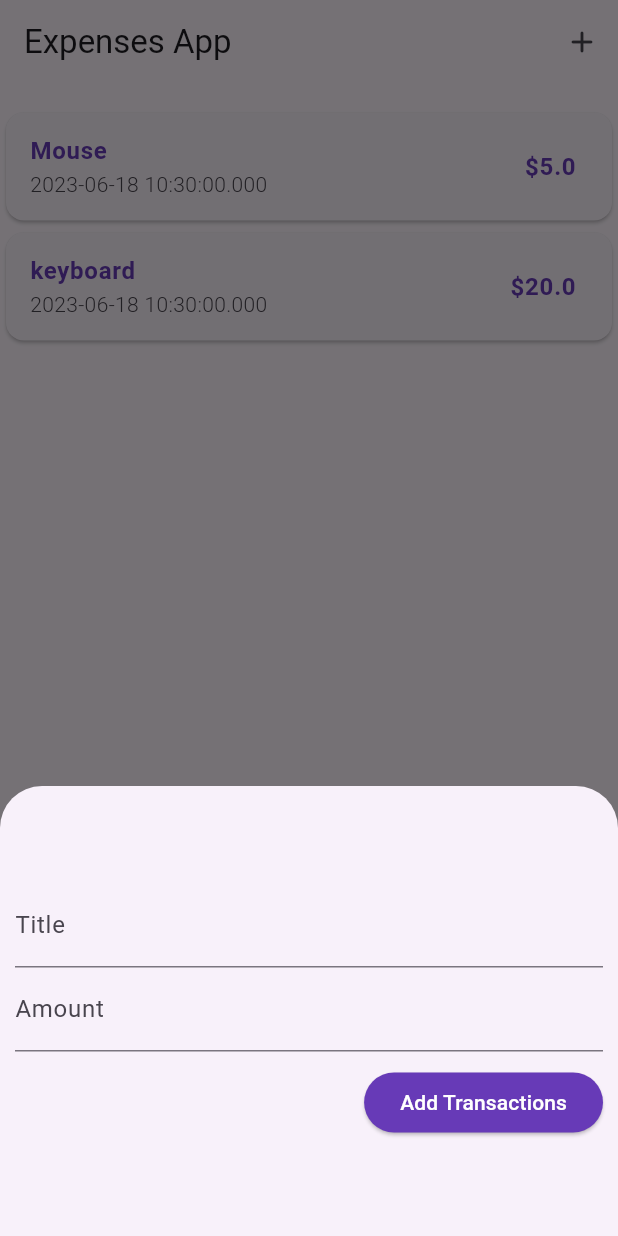
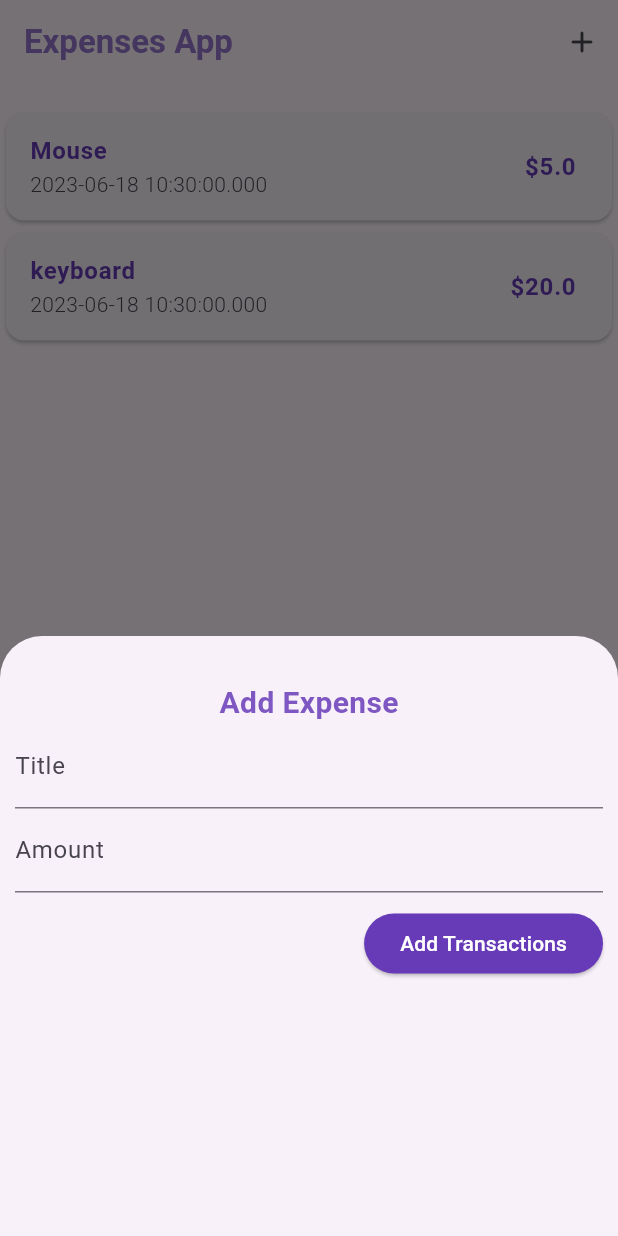
Before and after one commit to Mohammed-Azad/list_with_chart, a Flutter app: the screen it shows after launch, after a tap on the "add" icon, on a phone screen of 412 x 824 dp. Run offline on Flutter 3.47's test engine with Material 2 defaults, Android fonts, the light colour scheme and no system bars; our stand-ins replace date_format.

Commit message:
simple modify layout

```diff
--- a/lib/main.dart
+++ b/lib/main.dart
@@ -36,6 +36,7 @@ class _MyAppState extends State<MyApp> {
     amountcontroler.clear();
   }
 
+
   @override
   Widget build(BuildContext context) {
     return MaterialApp(
@@ -47,7 +48,7 @@ class _MyAppState extends State<MyApp> {
       ),
       home: Scaffold(
         appBar: AppBar(
-          title: Text("Expenses App"),
+          title: Text("Expenses App",style: TextStyle(fontWeight: FontWeight.bold,color: Colors.deepPurple[300]),),
           actions: [
             IconButton(
                 icon: const Icon(Icons.add_rounded),
@@ -57,12 +58,14 @@ class _MyAppState extends State<MyApp> {
                     context: context,
                     builder: (BuildContext context) {
                       return Container(
-                        height: 300,
+                        height: 400,
                         padding: EdgeInsets.all(10),
                         child: Column(
                             crossAxisAlignment: CrossAxisAlignment.end,
-                            mainAxisAlignment: MainAxisAlignment.center,
+                            mainAxisAlignment: MainAxisAlignment.start,
                             children: [
+                              SizedBox(height: 20,),
+                              Center(child: Text("Add Expense",style: TextStyle(fontWeight: FontWeight.bold,fontSize: 20,color: Colors.deepPurple[400]),),),
                               TextField(
                                 decoration: InputDecoration(labelText: "Title"),
                                 controller: titlecontroler,
@@ -148,6 +151,7 @@ class _MyAppState extends State<MyApp> {
                 child: Column(
                   children: transactions.map((e) {
                     return Card(
+
                       child: ListTile(
                         title: Text(
                           e.title,
@@ -155,6 +159,7 @@ class _MyAppState extends State<MyApp> {
                               fontWeight: FontWeight.bold,
                               color: Colors.deepPurple),
                         ),
+
                         subtitle: Text(
                           e.date.toString(),
                           style: TextStyle(fontWeight: FontWeight.w300),
```
